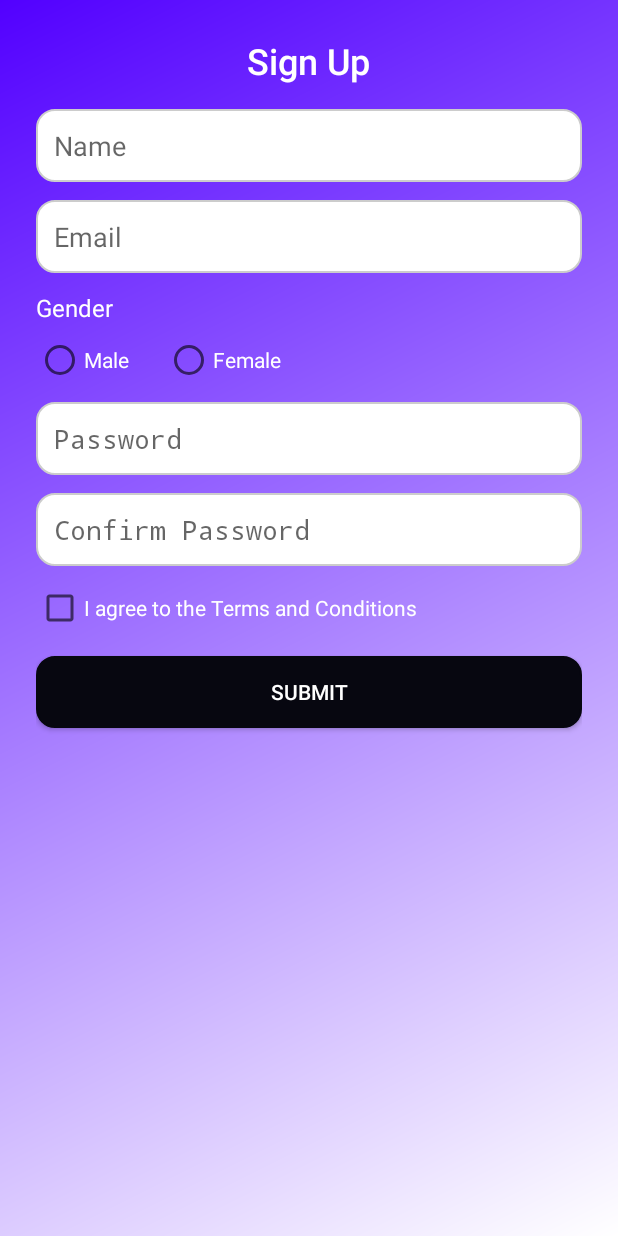
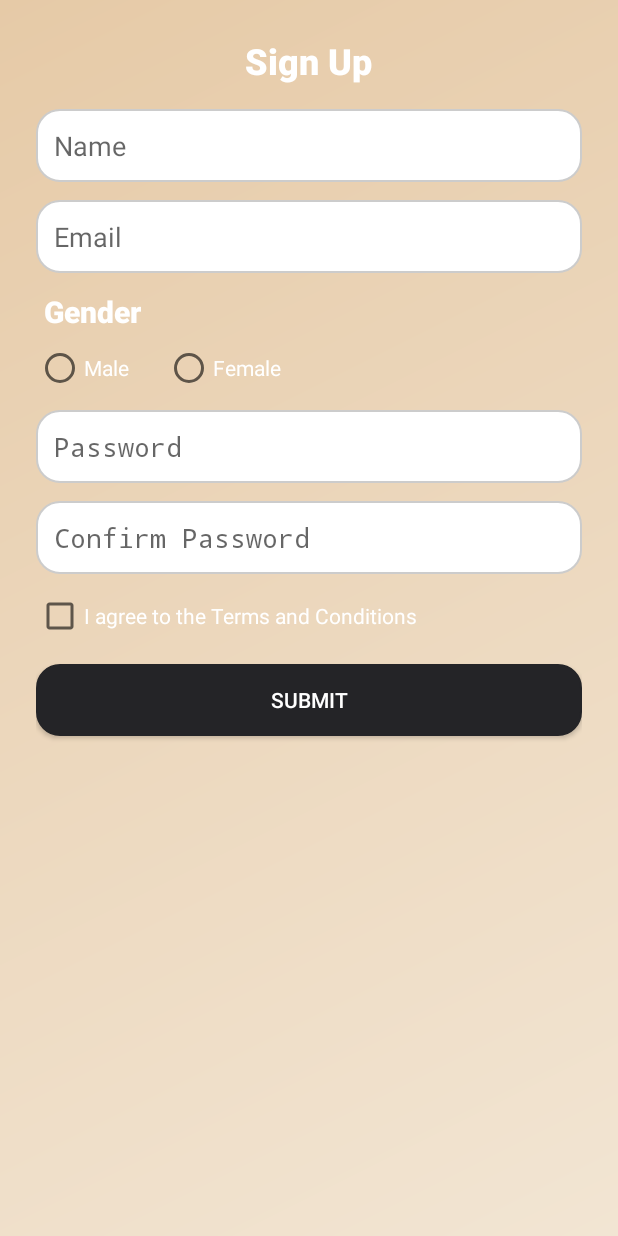
Before and after one commit to nahian00777/AndroidDevLearning, an Android app built with Jetpack Compose: the screen it shows after launch (MainActivity), on a phone screen of 412 x 824 dp. Run offline under Robolectric (Android 15) with nearby library versions, the phone set to English and light mode, and no system bars.

Commit message:
redesigned and add functionality to the signUp

```diff
--- a/app/src/main/res/drawable/background_gradient.xml
+++ b/app/src/main/res/drawable/background_gradient.xml
@@ -1,6 +1,6 @@
 <shape xmlns:android="http://schemas.android.com/apk/res/android">
     <gradient
         android:angle="135"
-        android:endColor="#5200FF"
-        android:startColor="#FFFFFF" />
+        android:endColor="#FFE6CAA7"
+        android:startColor="#FFF2E5D3" />
 </shape>
--- a/app/src/main/res/drawable/rounded_background.xml
+++ b/app/src/main/res/drawable/rounded_background.xml
@@ -1,6 +1,12 @@
 <shape xmlns:android="http://schemas.android.com/apk/res/android">
-    <solid android:color="#FFFFFF"/>
-    <corners android:radius="12dp"/> <!-- Adjust the radius for more or less rounding -->
-    <padding android:left="8dp" android:right="8dp" android:top="4dp" android:bottom="4dp"/>
-    <stroke android:width="1dp" android:color="#CCCCCC"/> <!-- Optional border color -->
+    <solid android:color="#FFFFFF" />
+    <corners android:radius="15dp" />
+    <padding
+        android:bottom="4dp"
+        android:left="8dp"
+        android:right="8dp"
+        android:top="4dp" />
+    <stroke
+        android:width="1dp"
+        android:color="#CCCCCC" />
 </shape>
--- a/app/src/main/res/layout/activity_main.xml
+++ b/app/src/main/res/layout/activity_main.xml
@@ -4,9 +4,8 @@
     android:layout_height="match_parent"
     android:background="@drawable/background_gradient"
     android:orientation="vertical"
-    android:padding="24dp"> <!-- Apply gradient background -->
+    android:padding="24dp">
 
-    <!-- Title for the page -->
     <TextView
         android:layout_width="wrap_content"
         android:layout_height="wrap_content"
@@ -15,6 +14,7 @@
         android:paddingBottom="16dp"
         android:text="Sign Up"
         android:textColor="#FFFFFF"
+        android:textFontWeight="1000"
         android:textSize="24sp" />
 
     <EditText
@@ -39,26 +39,27 @@
     <TextView
         android:layout_width="wrap_content"
         android:layout_height="wrap_content"
+        android:layout_marginLeft="5dp"
         android:layout_marginBottom="8dp"
         android:text="Gender"
         android:textColor="#FFFFFF"
-        android:textSize="16sp" />
+        android:textFontWeight="1000"
+        android:textSize="20sp" />
 
     <RadioGroup
+        android:id="@+id/radio_group"
         android:layout_width="match_parent"
         android:layout_height="wrap_content"
         android:layout_marginBottom="12dp"
         android:orientation="horizontal">
 
         <RadioButton
-            android:id="@+id/radio_male"
             android:layout_width="wrap_content"
             android:layout_height="wrap_content"
             android:text="Male"
             android:textColor="#FFFFFF" />
 
         <RadioButton
-            android:id="@+id/radio_female"
             android:layout_width="wrap_content"
             android:layout_height="wrap_content"
             android:layout_marginStart="24dp"
@@ -100,7 +101,7 @@
         android:layout_width="match_parent"
         android:layout_height="wrap_content"
         android:background="@drawable/rounded_background"
-        android:backgroundTint="#070710"
+        android:backgroundTint="#FF242427"
         android:fontFamily="sans-serif-medium"
         android:padding="12dp"
         android:text="Submit"
```
Also changed, not shown: app/src/main/java/com/example/myfirstapp/MainActivity.kt (+58 -36 lines).
